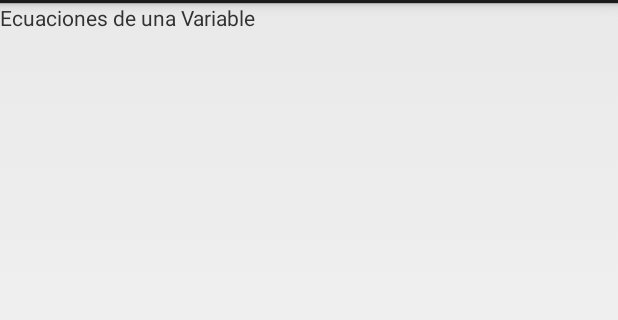
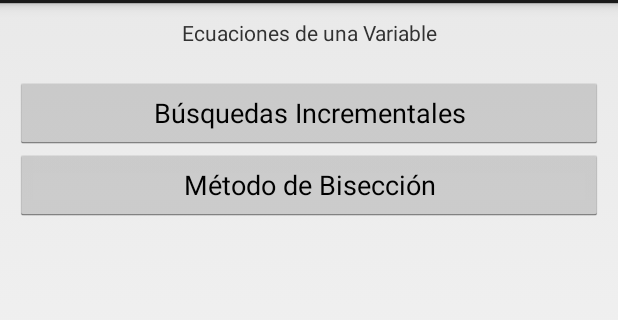
Before and after one commit to slopezv2/Geminis, an Android app: the MenuUnaVariableActividad screen opened directly, with no data from a screen before it, on a phone screen of 412 x 824 dp, the part 69-389 px from its top. Run offline under Robolectric (Android 15) with nearby library versions, the phone set to English and light mode, and no system bars.

Commit message:
en pruebas de GUI Busquedas

```diff
--- a/app/src/main/java/eafit/geminis/actividades/ecuacionesunavariable/MenuUnaVariableActividad.java
+++ b/app/src/main/java/eafit/geminis/actividades/ecuacionesunavariable/MenuUnaVariableActividad.java
@@ -1,7 +1,10 @@
 package eafit.geminis.actividades.ecuacionesunavariable;
 
 import android.app.Activity;
+import android.content.Intent;
 import android.os.Bundle;
+import android.view.View;
+import android.widget.Button;
 
 import eafit.geminis.R;
 import eafit.geminis.actividades.ActividadBase;
@@ -12,5 +15,21 @@ public class MenuUnaVariableActividad extends ActividadBase {
     protected void onCreate(Bundle savedInstanceState) {
         super.onCreate(savedInstanceState);
         setContentView(R.layout.actividad_menu_una_variable);
+        Button btBusquedas = (Button) findViewById(R.id.bt_ir_busquedas);
+        btBusquedas.setOnClickListener(new View.OnClickListener() {
+            @Override
+            public void onClick(View v) {
+                Intent intent = new Intent(MenuUnaVariableActividad.this,BusquedasActividad.class);
+                startActivity(intent);
+            }
+        });
+        Button btBiseccion = (Button) findViewById(R.id.bt_ir_biseccion);
+        btBiseccion.setOnClickListener(new View.OnClickListener() {
+            @Override
+            public void onClick(View v) {
+                Intent intent = new Intent(MenuUnaVariableActividad.this,BiseccionActividad.class);
+                startActivity(intent);
+            }
+        });
     }
 }
--- a/app/src/main/java/eafit/geminis/utilidades/Respuesta.java
+++ b/app/src/main/java/eafit/geminis/utilidades/Respuesta.java
@@ -17,16 +17,19 @@ public class Respuesta {
     public Respuesta(TipoRespuesta tipo, BigDecimal valor, ArrayList<String> tablaIteraciones){
         this.tipo = tipo;
         this.valor = valor;
+        this.tablaIteraciones = tablaIteraciones;
     }
     public Respuesta(TipoRespuesta tipo, ArrayList<BigDecimal> intervalo, ArrayList<String> tablaIteraciones){
         this.tipo=tipo;
         this.tablaIteraciones = tablaIteraciones;
         this.intervalo = intervalo;
+        this.tablaIteraciones = tablaIteraciones;
     }
 
     public Respuesta(TipoRespuesta tipo, String mensaje, ArrayList<String> tablaIteraciones){
         this.tipo = tipo;
         this.mensaje = mensaje;
+        this.tablaIteraciones = tablaIteraciones;
     }
 
     public TipoRespuesta getTipo() {
--- a/app/src/main/res/layout/actividad_menu_una_variable.xml
+++ b/app/src/main/res/layout/actividad_menu_una_variable.xml
@@ -1,12 +1,26 @@
 <?xml version="1.0" encoding="utf-8"?>
-<android.support.constraint.ConstraintLayout xmlns:android="http://schemas.android.com/apk/res/android"
+<LinearLayout xmlns:android="http://schemas.android.com/apk/res/android"
     xmlns:app="http://schemas.android.com/apk/res-auto"
     xmlns:tools="http://schemas.android.com/tools"
     android:layout_width="match_parent"
     android:layout_height="match_parent"
-    tools:context="eafit.geminis.actividades.ecuacionesunavariable.MenuUnaVariableActividad">
+    tools:context="eafit.geminis.actividades.ecuacionesunavariable.MenuUnaVariableActividad"
+    android:orientation="vertical"
+    android:layout_margin="@dimen/margen_abajo_entrada">
     <TextView
         android:layout_width="match_parent"
         android:layout_height="wrap_content"
-        android:text="@string/titulo_una_variable"/>
-</android.support.constraint.ConstraintLayout>
+        android:text="@string/titulo_una_variable"
+        android:textAlignment="center"
+        android:layout_marginBottom="20dp"/>
+    <Button
+        android:layout_width="match_parent"
+        android:layout_height="wrap_content"
+        android:text="@string/titulo_busquedas_incrementales"
+        android:id="@+id/bt_ir_busquedas"/>
+    <Button
+        android:layout_width="match_parent"
+        android:layout_height="wrap_content"
+        android:text="@string/titulo_biseccion"
+        android:id="@+id/bt_ir_biseccion"/>
+</LinearLayout>
--- a/app/src/main/res/values/strings.xml
+++ b/app/src/main/res/values/strings.xml
@@ -24,6 +24,7 @@
     <string name="Agregar_ecuacion">Agregar ecuación</string>
     <string name="st_volver">Volver</string>
     <string name="sp_entrada">Seleccione una ecuación para agregar</string>
+    <string name="titulo_biseccion">Método de Bisección</string>
     <string name="bt_calcular">Calcular</string>
     <string-array name="OpcionesMenuInicio">
         <item>Ecuaciones de una variable</item>
```
Also changed, not shown: app/src/main/java/eafit/geminis/actividades/ecuacionesunavariable/BiseccionActividad.java (+4 -75 lines), app/src/main/java/eafit/geminis/actividades/ecuacionesunavariable/BusquedasActividad.java (+121 -1 lines).
